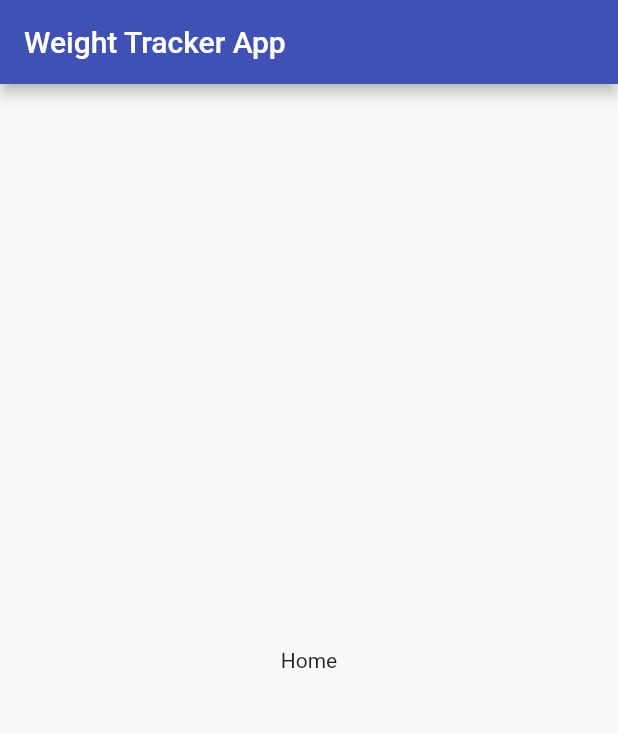
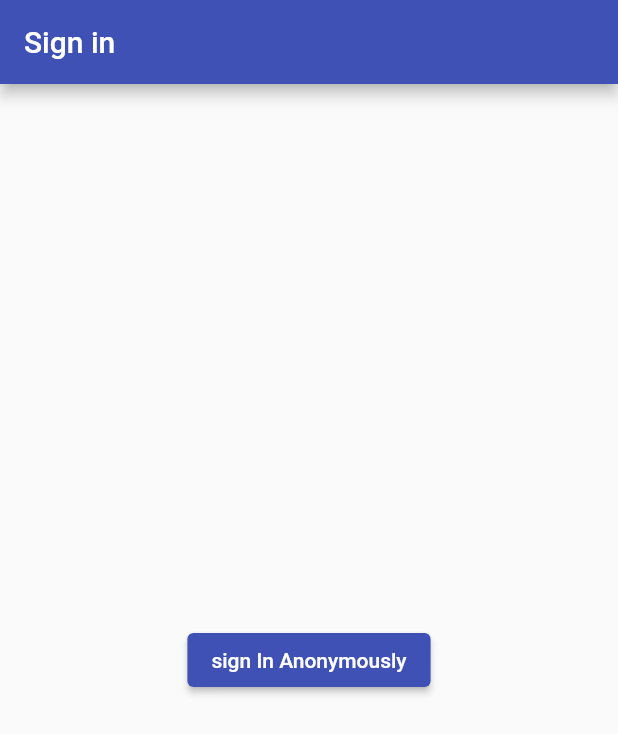
Before and after one commit to FadyFouad/weight_tracker_demo, a Flutter app: the screen it shows after launch, on a phone screen of 412 x 824 dp. Shown: the top 734 px of the screen. Run offline on Flutter 3.47's test engine with Material 2 defaults, Android fonts, the phone set to English and light mode, and no system bars; our stand-ins replace firebase_auth, firebase_core; accounts and stored records are empty.

Commit message:
sign in anonymously with firebase

```diff
--- a/lib/main.dart
+++ b/lib/main.dart
@@ -1,7 +1,10 @@
+import 'package:firebase_core/firebase_core.dart';
 import 'package:flutter/material.dart';
-import 'package:weight_tracker_demo/screens/home/home.dart';
+import 'package:weight_tracker_demo/screens/wrapper.dart';
 
-void main() {
+void main() async{
+  WidgetsFlutterBinding.ensureInitialized();
+  await Firebase.initializeApp();
   runApp(MyApp());
 }
 
@@ -14,7 +17,7 @@ class MyApp extends StatelessWidget {
       theme: ThemeData(
         primarySwatch: Colors.indigo,
       ),
-      home: Home(),
+      home: Wrapper(),
     );
   }
 }
--- /dev/null
+++ b/lib/model/user.dart
@@ -0,0 +1,11 @@
+import 'package:flutter/material.dart';
+
+///****************************************************
+///*** Created by Fady Fouad on 20-Jul-21 at 19:15.***
+///****************************************************
+
+class UserModel {
+  final String uid;
+
+  UserModel(this.uid);
+}
--- /dev/null
+++ b/lib/screens/authenticate/authenticate.dart
@@ -0,0 +1,14 @@
+import 'package:flutter/material.dart';
+import 'package:weight_tracker_demo/screens/authenticate/sign_in.dart';
+
+///****************************************************
+///*** Created by Fady Fouad on 20-Jul-21 at 19:05.***
+///****************************************************
+
+class Authenticate extends StatelessWidget {
+  const Authenticate({Key? key}) : super(key: key);
+  @override
+  Widget build(BuildContext context) {
+    return SignIn();
+  }
+}
--- /dev/null
+++ b/lib/screens/authenticate/sign_in.dart
@@ -0,0 +1,41 @@
+import 'package:flutter/material.dart';
+import 'package:weight_tracker_demo/services/authenticate_service.dart';
+
+///****************************************************
+///*** Created by Fady Fouad on 20-Jul-21 at 19:25.***
+///****************************************************
+
+
+class SignIn extends StatefulWidget {
+  const SignIn({Key? key}) : super(key: key);
+
+  @override
+  _SignInState createState() => _SignInState();
+}
+
+class _SignInState extends State<SignIn> {
+  final AuthenticateService _firebaseAuth = AuthenticateService();
+  @override
+  Widget build(BuildContext context) {
+    return Scaffold(
+      appBar: AppBar(
+        title: Text('Sign in'),
+      ),
+      body: Container(
+        child: Center(
+          child: ElevatedButton(
+            child: Text('sign In Anonymously'),
+            onPressed: () async {
+              dynamic result = await _firebaseAuth.signInAnonymous();
+              if (result == null) {
+                print('Failed to sign in');
+              } else {
+                print("user id" + result.uid + " => " + result.name);
+              }
+            },
+          ),
+        ),
+      ),
+    );
+  }
+}
--- /dev/null
+++ b/lib/screens/wrapper.dart
@@ -0,0 +1,18 @@
+import 'package:flutter/material.dart';
+import 'package:weight_tracker_demo/screens/authenticate/authenticate.dart';
+
+
+///****************************************************
+///*** Created by Fady Fouad on 20-Jul-21 at 19:06.***
+///****************************************************
+
+//this widget control @home screen
+//show @authenticate screen if user logged out or home screen if user logged in
+class Wrapper extends StatelessWidget {
+  const Wrapper({Key? key}) : super(key: key);
+
+  @override
+  Widget build(BuildContext context) {
+    return Authenticate();
+  }
+}
--- a/pubspec.yaml
+++ b/pubspec.yaml
@@ -31,7 +31,7 @@ dependencies:
   firebase_core: ^1.4.0
   firebase_auth: ^3.0.1
   cloud_firestore: ^2.4.0
-  provider: ^3.1.0
+  provider: ^5.0.0
 
 dev_dependencies:
   flutter_test:
```
Also changed, not shown: lib/services/authenticate_service.dart (added, +43 -0 lines), pubspec.lock.
